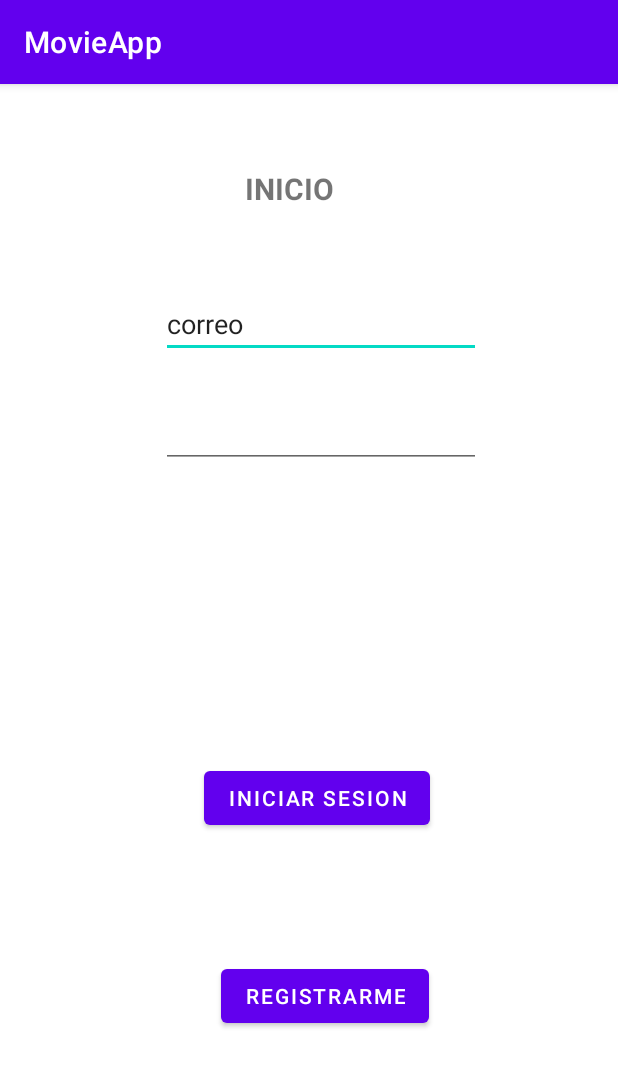
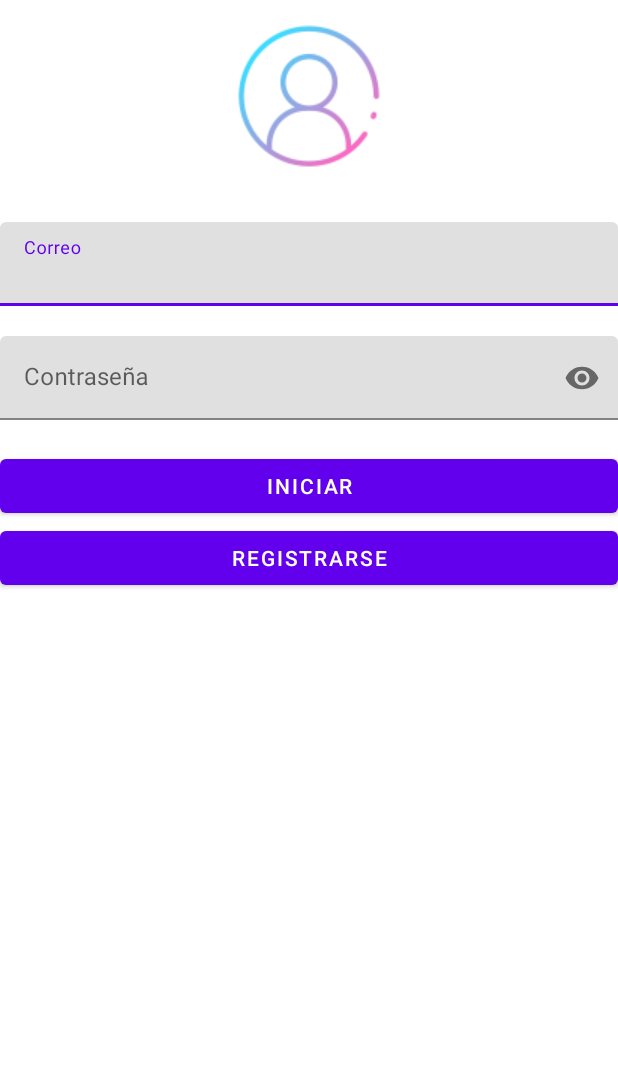
Before and after one commit to RoblesD14/MovieApp, an Android app: the screen it shows after launch (MainActivity), on a phone screen of 412 x 824 dp. Shown: the top 1067 px of the screen. Run offline under Robolectric (Android 15) with nearby library versions, the phone set to English and light mode, and no system bars.

Commit message:
tercer Avance

```diff
--- a/app/src/main/java/com/example/movieapp/ActividadP.java
+++ /dev/null
@@ -1,6 +0,0 @@
-package com.example.movieapp;
-
-public class ActividadP {
-
-
-}
--- a/app/src/main/java/com/example/movieapp/MainActivity.java
+++ b/app/src/main/java/com/example/movieapp/MainActivity.java
@@ -1,25 +1,81 @@
 package com.example.movieapp;
 
+import androidx.annotation.NonNull;
 import androidx.appcompat.app.AppCompatActivity;
 
+import android.content.Intent;
 import android.os.Bundle;
+import android.os.Parcelable;
+import android.util.Log;
+import android.view.View;
 import android.widget.Button;
 import android.widget.EditText;
+import android.widget.Toast;
 
-public class MainActivity extends AppCompatActivity {
+import java.util.ArrayList;
 
-    EditText etValiCo, etValiPass;
-    String correo, pass;
-    Button btInicioSesion;
+public class MainActivity extends AppCompatActivity implements View.OnClickListener{
+
+    private EditText et_correo, et_contraseña;
+    private Button btn_iniciar_sesion;
+
+    private ArrayList<Cliente> listaCliente;
+    private Cliente objCliente;
+    private boolean ClienteEncontrado;
 
     @Override
     protected void onCreate(Bundle savedInstanceState) {
         super.onCreate(savedInstanceState);
         setContentView(R.layout.activity_main);
+        getSupportActionBar().hide();
+        ini();
+    }
+    public void ini (){
 
-        etValiCo=findViewById(R.id.etValiCo);
-        etValiPass=findViewById(R.id.etValiPass);
-        btInicioSesion = findViewById(R.id.btInicioSesion);
+        et_correo = (EditText) findViewById(R.id.et_correo);
+        et_contraseña = (EditText) findViewById(R.id.et_contraseña);
+        btn_iniciar_sesion = (Button) findViewById(R.id.btn_iniciar_sesion);
+        btn_iniciar_sesion.setOnClickListener((View.OnClickListener) this);
+
+    }
+    private void llenarClientes() {
+
+        listaCliente = new ArrayList<Cliente>();
+        listaCliente.add(new Cliente("Monica", "Robles", "monica@gmail.com",  "123456"));
+        listaCliente.add(new Cliente("jzo", "Robles", "jzo@gmail.com", "1234"));
     }
 
+    private void iniciarSesion() {
+
+        llenarClientes();
+        String correo = et_correo.getText().toString();
+        String contraseña = et_contraseña.getText().toString();
+        boolean ClienteEncontrado = false;
+        for (int i=0; i<listaCliente.size(); i++){
+
+            if (correo.equals(listaCliente.get(i).getCorreo()) && (contraseña.equals(listaCliente.get(i).getContraseña())))
+            {
+                Toast.makeText(this, "PROYECTO" + listaCliente.get(i).getNombre(), Toast.LENGTH_SHORT).show();
+                ClienteEncontrado = true;
+                Intent inicio = new Intent(MainActivity.this, InicioActivity.class);
+                startActivity(inicio);
+            }
+            else if(correo.isEmpty() || contraseña.isEmpty());{
+                Toast.makeText(this, "Rellenar los campos", Toast.LENGTH_SHORT).show();
+            }
+
+        }
+        if (!ClienteEncontrado) {
+            Toast.makeText(this, "correo o contraseña incorrectos", Toast.LENGTH_SHORT).show();
+        }
+    }
+      @Override
+      public void onClick(View v) {
+        if (v.getId() == R.id.btn_iniciar_sesion){
+            iniciarSesion();
+
+        }
+    }
+
+
 }
--- a/app/src/main/java/com/example/movieapp/Seleccion.java
+++ /dev/null
@@ -1,6 +0,0 @@
-package com.example.movieapp;
-
-public class Seleccion {
-
-
-}
--- a/app/src/main/res/layout/activity_main.xml
+++ b/app/src/main/res/layout/activity_main.xml
@@ -1,76 +1,60 @@
 <?xml version="1.0" encoding="utf-8"?>
-<androidx.constraintlayout.widget.ConstraintLayout xmlns:android="http://schemas.android.com/apk/res/android"
+<LinearLayout xmlns:android="http://schemas.android.com/apk/res/android"
     xmlns:app="http://schemas.android.com/apk/res-auto"
     xmlns:tools="http://schemas.android.com/tools"
     android:layout_width="match_parent"
     android:layout_height="match_parent"
+    android:orientation="vertical"
     tools:context=".MainActivity">
 
-    <TextView
-        android:id="@+id/textView"
-        android:layout_width="84dp"
-        android:layout_height="33dp"
-        android:layout_marginStart="20dp"
-        android:layout_marginTop="56dp"
-        android:layout_marginEnd="20dp"
-        android:text="INICIO"
-        android:textSize="20dp"
-        android:textStyle="bold"
-        app:layout_constraintEnd_toEndOf="parent"
-        app:layout_constraintHorizontal_bias="0.498"
-        app:layout_constraintStart_toStartOf="parent"
-        app:layout_constraintTop_toTopOf="parent" />
+    <ImageView
+        android:id="@+id/imageView3"
+        android:layout_width="match_parent"
+        android:layout_height="wrap_content"
+        app:srcCompat="@drawable/login" />
 
-    <EditText
-        android:id="@+id/etValiCo"
-        android:layout_width="wrap_content"
+    <com.google.android.material.textfield.TextInputLayout
+        android:layout_width="match_parent"
+        android:layout_height="wrap_content">
+
+        <com.google.android.material.textfield.TextInputEditText
+            android:id="@+id/et_correo"
+            android:layout_width="match_parent"
+            android:layout_height="wrap_content"
+            android:layout_marginTop="20dp"
+            android:hint="Correo" />
+    </com.google.android.material.textfield.TextInputLayout>
+
+    <com.google.android.material.textfield.TextInputLayout
+        android:layout_width="match_parent"
         android:layout_height="wrap_content"
-        android:layout_marginStart="10dp"
-        android:layout_marginTop="48dp"
-        android:layout_marginEnd="10dp"
-        android:ems="10"
-        android:text="correo"
-        android:inputType="textEmailAddress"
-        app:layout_constraintEnd_toEndOf="parent"
-        app:layout_constraintHorizontal_bias="0.546"
-        app:layout_constraintStart_toStartOf="parent"
-        app:layout_constraintTop_toBottomOf="@+id/textView"
-        tools:ignore="TouchTargetSizeCheck" />
+        app:passwordToggleEnabled="true">
 
-    <EditText
-        android:id="@+id/etValiPass"
-        android:layout_width="wrap_content"
-        android:layout_height="wrap_content"
-        android:layout_marginStart="10dp"
-        android:layout_marginTop="28dp"
-        android:layout_marginEnd="10dp"
-        android:ems="10"
-        android:inputType="textPassword"
-        app:layout_constraintEnd_toEndOf="parent"
-        app:layout_constraintHorizontal_bias="0.546"
-        app:layout_constraintStart_toStartOf="parent"
-        app:layout_constraintTop_toBottomOf="@+id/etValiCo" />
+
+        <com.google.android.material.textfield.TextInputEditText
+            android:id="@+id/et_contraseña"
+            android:layout_width="match_parent"
+            android:layout_height="wrap_content"
+            android:inputType="textPassword"
+            android:layout_marginTop="20dp"
+            android:hint="Contraseña" />
+
+    </com.google.android.material.textfield.TextInputLayout>
 
     <Button
-        android:id="@+id/btInicioSesion"
-        android:layout_width="wrap_content"
+        android:id="@+id/btn_iniciar_sesion"
+        android:layout_width="match_parent"
         android:layout_height="wrap_content"
-        android:layout_marginBottom="84dp"
-        android:text="INICIAR SESION"
-        app:layout_constraintBottom_toTopOf="@+id/button2"
-        app:layout_constraintEnd_toEndOf="parent"
-        app:layout_constraintHorizontal_bias="0.521"
-        app:layout_constraintStart_toStartOf="parent" />
+        android:textAllCaps="false"
+        android:layout_marginTop="20dp"
+        android:text="INICIAR"
+        tools:ignore="OnClick" />
 
     <Button
         android:id="@+id/button2"
-        android:layout_width="wrap_content"
+        android:layout_width="match_parent"
         android:layout_height="wrap_content"
-        android:layout_marginBottom="136dp"
-        android:text="REGISTRARME"
-        app:layout_constraintBottom_toBottomOf="parent"
-        app:layout_constraintEnd_toEndOf="parent"
-        app:layout_constraintHorizontal_bias="0.539"
-        app:layout_constraintStart_toStartOf="parent" />
+        android:text="REGISTRARSE" />
 
-</androidx.constraintlayout.widget.ConstraintLayout>
+
+</LinearLayout>
--- a/app/src/main/res/values/strings.xml
+++ b/app/src/main/res/values/strings.xml
@@ -4,5 +4,7 @@
     <string name="Apellidos">apellidos</string>
     <string name="Correo">correo</string>
     <string name="Password">contraseña</string>
-    <string name="Telefono">telefono</string>
+    <string name="Telefono">numtarjeta</string>
+    <string name="Fecha">VencimientoTarjeta</string>
+    <string name="Codigo">CodigoSeguridadDtarjeta</string>
 </resources>
```
Also changed, not shown: app/src/main/java/com/example/movieapp/Cliente.java (added, +54 -0 lines), app/src/main/java/com/example/movieapp/Contenido_Inicio.java (added, +38 -0 lines), app/src/main/java/com/example/movieapp/InicioActivity.java (added, +61 -0 lines), app/src/main/java/com/example/movieapp/Pelicula.java (added, +48 -0 lines), app/src/main/res/layout/activity1.xml (+12 -1 lines), app/src/main/res/layout/formulario.xml (+23 -8 lines), app/src/main/res/layout/registro.xml (+5 -56 lines), app/src/main/res/drawable/login.png (added), app/src/main/res/drawable/poster1.jpg (added), app/src/main/res/drawable/poster2.jpg (added), app/src/main/res/drawable/poster3.jpg (added), app/src/main/res/drawable/poster4.jpg (added), app/src/main/res/drawable/poster5.jpg (added), app/src/main/res/layout/activity_inicio.xml (renamed from app/src/main/res/layout/contenido.xml).
